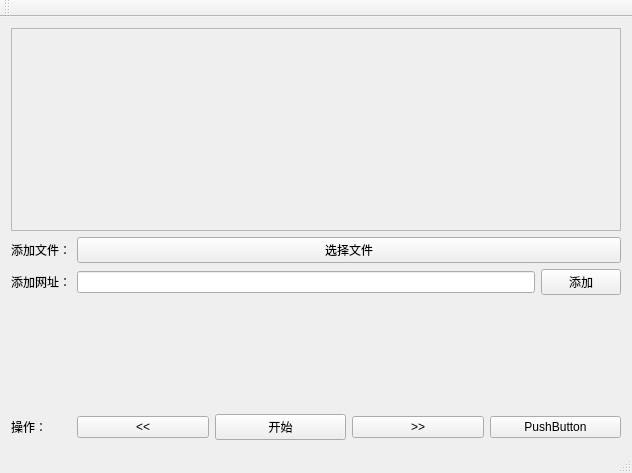
Old version of the form XWallpaper2/XWallpaper2.ui in the repository XXY-me/XWallpaper2.
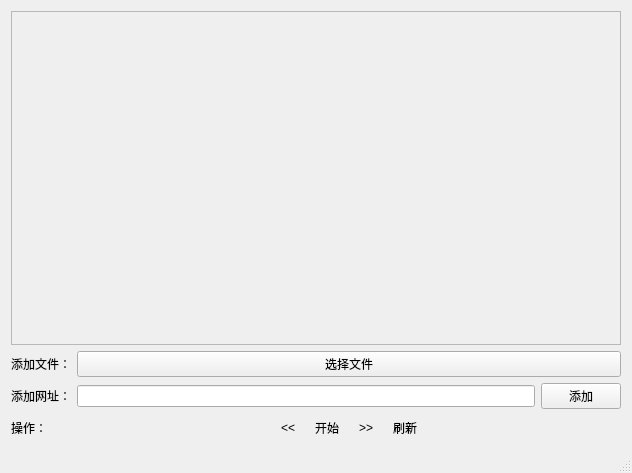
New version of the form. Icons and pictures are not drawn.

```diff
--- a/XWallpaper2/XWallpaper2.ui
+++ b/XWallpaper2/XWallpaper2.ui
@@ -30,10 +30,20 @@
          <x>0</x>
          <y>0</y>
          <width>612</width>
-         <height>194</height>
+         <height>331</height>
         </rect>
        </property>
-       <layout class="QVBoxLayout" name="verticalLayout_2"/>
+       <layout class="QVBoxLayout" name="verticalLayout_2">
+        <property name="spacing">
+         <number>0</number>
+        </property>
+        <property name="topMargin">
+         <number>0</number>
+        </property>
+        <property name="bottomMargin">
+         <number>0</number>
+        </property>
+       </layout>
       </widget>
      </widget>
     </item>
@@ -75,79 +85,126 @@
        </layout>
       </item>
       <item row="2" column="0">
-       <spacer name="verticalSpacer">
-        <property name="orientation">
-         <enum>Qt::Vertical</enum>
-        </property>
-        <property name="sizeHint" stdset="0">
-         <size>
-          <width>20</width>
-          <height>40</height>
-         </size>
-        </property>
-       </spacer>
-      </item>
-      <item row="3" column="0">
        <widget class="QLabel" name="label_3">
         <property name="text">
          <string>操作：</string>
         </property>
        </widget>
       </item>
-      <item row="3" column="1">
+      <item row="2" column="1">
        <layout class="QHBoxLayout" name="horizontalLayout_3">
         <item>
-         <widget class="QPushButton" name="btnPrev">
+         <spacer name="horizontalSpacer_2">
+          <property name="orientation">
+           <enum>Qt::Horizontal</enum>
+          </property>
+          <property name="sizeHint" stdset="0">
+           <size>
+            <width>40</width>
+            <height>20</height>
+           </size>
+          </property>
+         </spacer>
+        </item>
+        <item>
+         <widget class="QToolButton" name="btnPrev">
           <property name="text">
            <string>&lt;&lt;</string>
           </property>
+          <property name="icon">
+           <iconset resource="XWallpaper2.qrc">
+            <normaloff>:/XWallpaper2/res/prev.png</normaloff>:/XWallpaper2/res/prev.png</iconset>
+          </property>
+          <property name="iconSize">
+           <size>
+            <width>24</width>
+            <height>24</height>
+           </size>
+          </property>
+          <property name="autoRaise">
+           <bool>true</bool>
+          </property>
          </widget>
         </item>
         <item>
-         <widget class="QPushButton" name="btnStart">
+         <widget class="QToolButton" name="btnStart">
           <property name="text">
            <string>开始</string>
           </property>
+          <property name="icon">
+           <iconset resource="XWallpaper2.qrc">
+            <normaloff>:/XWallpaper2/res/start.png</normaloff>:/XWallpaper2/res/start.png</iconset>
+          </property>
+          <property name="iconSize">
+           <size>
+            <width>24</width>
+            <height>24</height>
+           </size>
+          </property>
+          <property name="autoRaise">
+           <bool>true</bool>
+          </property>
          </widget>
         </item>
         <item>
-         <widget class="QPushButton" name="btnNext">
+         <widget class="QToolButton" name="btnNext">
           <property name="text">
            <string>&gt;&gt;</string>
           </property>
+          <property name="icon">
+           <iconset resource="XWallpaper2.qrc">
+            <normaloff>:/XWallpaper2/res/next.png</normaloff>:/XWallpaper2/res/next.png</iconset>
+          </property>
+          <property name="iconSize">
+           <size>
+            <width>24</width>
+            <height>24</height>
+           </size>
+          </property>
+          <property name="autoRaise">
+           <bool>true</bool>
+          </property>
          </widget>
         </item>
         <item>
-         <widget class="QPushButton" name="pushButton">
+         <widget class="QToolButton" name="toolButton">
           <property name="text">
-           <string>PushButton</string>
+           <string>刷新</string>
+          </property>
+          <property name="icon">
+           <iconset resource="XWallpaper2.qrc">
+            <normaloff>:/XWallpaper2/res/flush.png</normaloff>:/XWallpaper2/res/flush.png</iconset>
+          </property>
+          <property name="iconSize">
+           <size>
+            <width>24</width>
+            <height>24</height>
+           </size>
+          </property>
+          <property name="autoRaise">
+           <bool>true</bool>
           </property>
          </widget>
         </item>
+        <item>
+         <spacer name="horizontalSpacer">
+          <property name="orientation">
+           <enum>Qt::Horizontal</enum>
+          </property>
+          <property name="sizeHint" stdset="0">
+           <size>
+            <width>40</width>
+            <height>20</height>
+           </size>
+          </property>
+         </spacer>
+        </item>
        </layout>
       </item>
      </layout>
     </item>
    </layout>
   </widget>
-  <widget class="QMenuBar" name="menuBar">
-   <property name="geometry">
-    <rect>
-     <x>0</x>
-     <y>0</y>
-     <width>632</width>
-     <height>23</height>
-    </rect>
-   </property>
-  </widget>
-  <widget class="QToolBar" name="mainToolBar">
-   <attribute name="toolBarArea">
-    <enum>TopToolBarArea</enum>
-   </attribute>
-   <attribute name="toolBarBreak">
-    <bool>false</bool>
-   </attribute>
-  </widget>
   <widget class="QStatusBar" name="statusBar"/>
  </widget>
  <layoutdefault spacing="6" margin="11"/>
```
